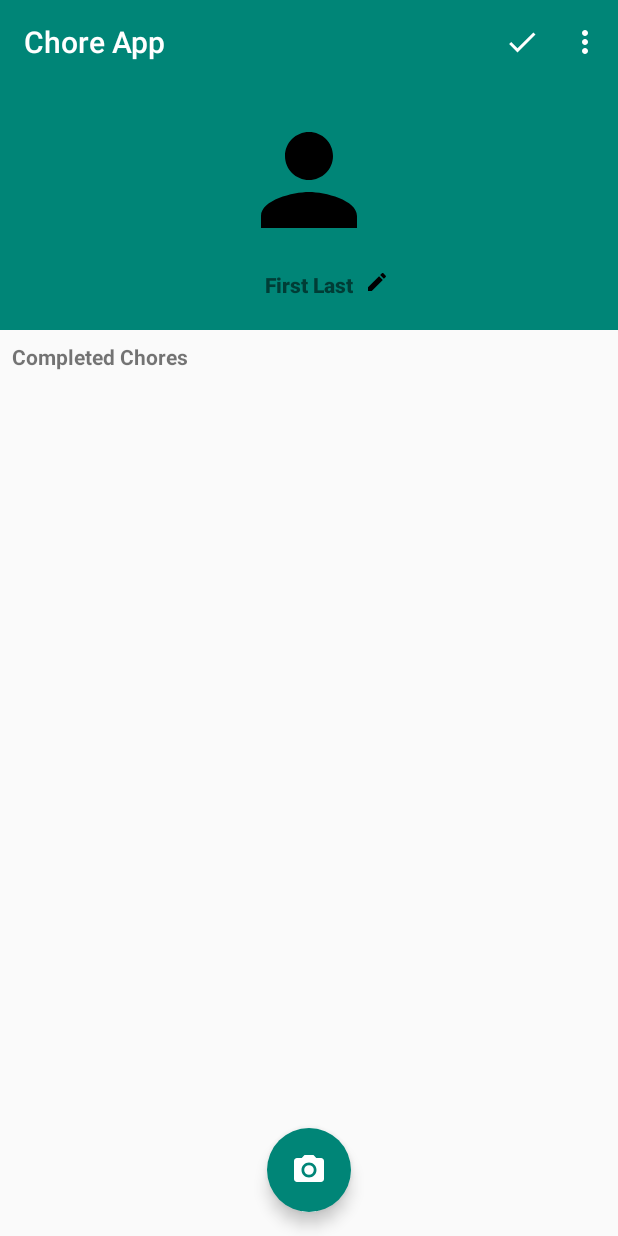
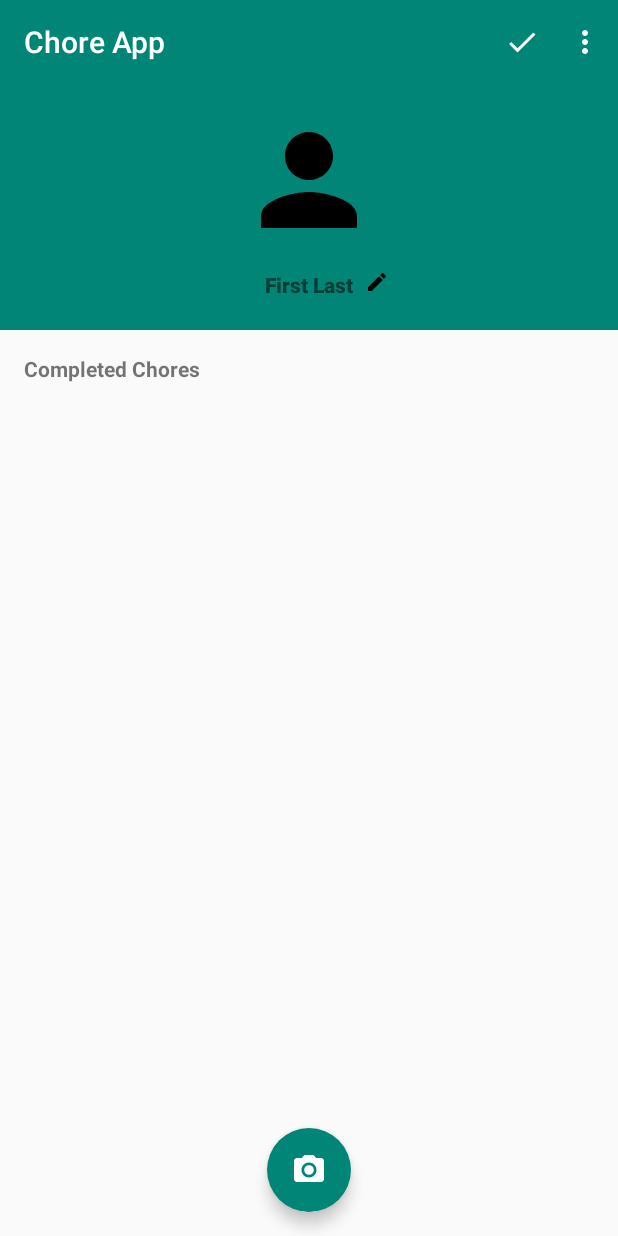
Before and after one commit to Dan6erbond/Leistungsbeurteilung, an Android app: the ChildDetailActivity screen opened directly, with no data from a screen before it, on a phone screen of 412 x 824 dp. Run offline under Robolectric (Android 15) with nearby library versions, the phone set to English and light mode, and no system bars; our stand-ins replace Firebase (no records; nobody signed in at launch, a user with empty details on screens opened directly); 2 statements that could not run were skipped.

Commit message:
increased margin

```diff
--- a/Chore App/app/src/main/res/layout/activity_child_detail.xml
+++ b/Chore App/app/src/main/res/layout/activity_child_detail.xml
@@ -60,7 +60,7 @@
         android:id="@+id/title"
         android:layout_width="wrap_content"
         android:layout_height="wrap_content"
-        android:layout_margin="8dp"
+        android:layout_margin="16dp"
         android:text="@string/completed_chores"
         android:textStyle="bold"
         app:layout_constraintStart_toStartOf="parent"
```
